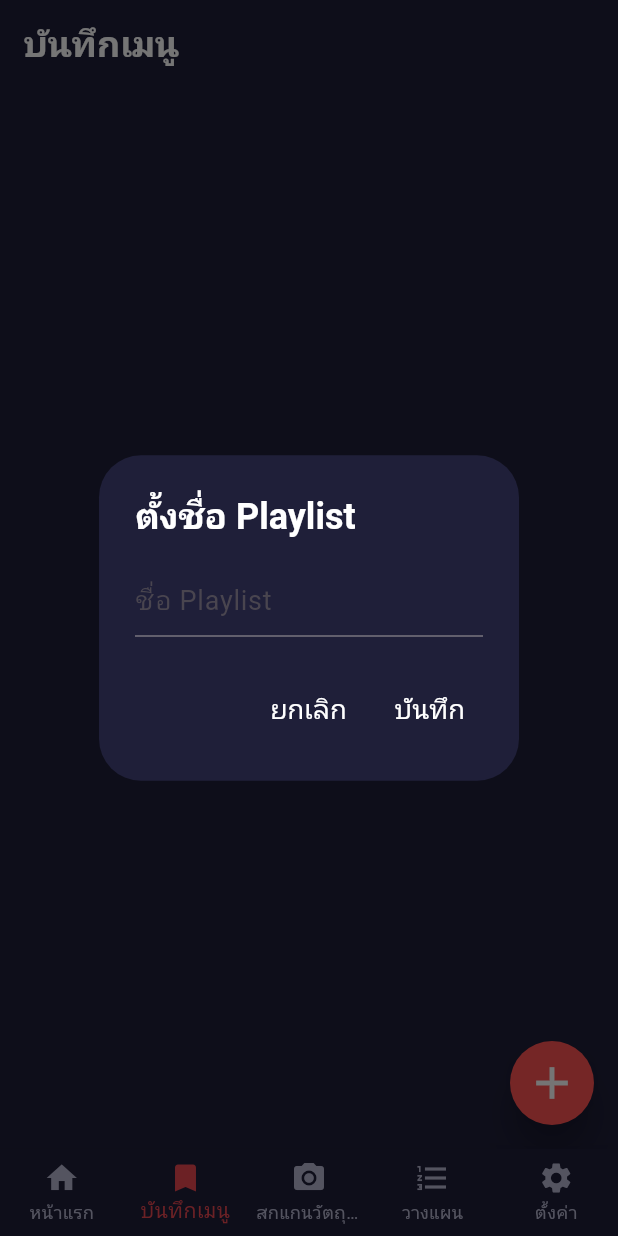
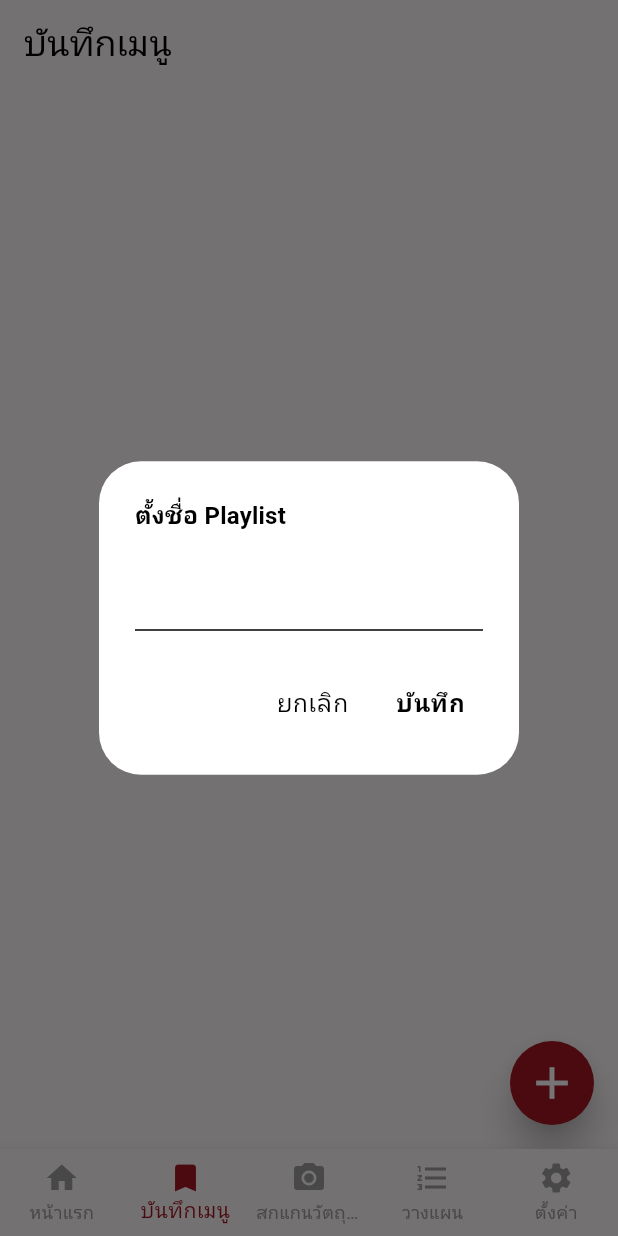
Before and after one commit to droverzz/project_mobile, a Flutter app: the screen it shows after launch, item 2 of the bottom bar chosen, after a tap on the "add" icon, on a phone screen of 412 x 824 dp. Run offline on Flutter 3.47's test engine with Material 3 defaults, Android fonts, the phone set to English and light mode, and no system bars.

Commit message:
feature_theme

```diff
--- /dev/null
+++ b/devtools_options.yaml
@@ -0,0 +1,3 @@
+description: This file stores settings for Dart & Flutter DevTools.
+documentation: https://docs.flutter.dev/tools/devtools/extensions#configure-extension-enablement-states
+extensions:
--- a/lib/main.dart
+++ b/lib/main.dart
@@ -1,4 +1,6 @@
 import 'package:flutter/material.dart';
+import 'package:provider/provider.dart';
+import 'theme/theme_provider.dart';
 import 'screens/home_screen.dart';
 import 'screens/search_camera_screen.dart';
 import 'screens/todo_screen.dart';
@@ -6,14 +8,22 @@
 import 'screens/settings_screen.dart';
 
 void main() {
-  runApp(MyApp());
+  runApp(
+    ChangeNotifierProvider(
+      create: (context) => ThemeProvider(),
+      child: MyApp(),
+    ),
+  );
 }
 
 class MyApp extends StatelessWidget {
   @override
   Widget build(BuildContext context) {
+    final themeProvider = Provider.of<ThemeProvider>(context);
+
     return MaterialApp(
       debugShowCheckedModeBanner: false,
+      theme: themeProvider.theme, // ใช้ theme จาก ThemeProvider
       home: BottomNavScreen(),
     );
   }
@@ -43,18 +53,24 @@
 
   @override
   Widget build(BuildContext context) {
+    final themeProvider = Provider.of<ThemeProvider>(context);
+    final bottomNavTheme = Theme.of(context).bottomNavigationBarTheme;
+
     return Scaffold(
       body: _screens[_selectedIndex],
       bottomNavigationBar: BottomNavigationBar(
         type: BottomNavigationBarType.fixed,
-        backgroundColor: Color(0xFF1F1F39),
-        selectedItemColor: Color(0xFFEC4751),
-        unselectedItemColor: Color(0xFFB8B8D2),
+        backgroundColor: bottomNavTheme.backgroundColor, // ใช้สีจาก ThemeData
+        selectedItemColor: bottomNavTheme.selectedItemColor,
+        unselectedItemColor: bottomNavTheme.unselectedItemColor,
         items: const [
           BottomNavigationBarItem(icon: Icon(Icons.home), label: 'หน้าแรก'),
-          BottomNavigationBarItem(icon: Icon(Icons.bookmark), label: 'บันทึกเมนู'),
-          BottomNavigationBarItem(icon: Icon(Icons.photo_camera), label: 'สกแกนวัตถุดิบ'),
-          BottomNavigationBarItem(icon: Icon(Icons.format_list_numbered), label: 'วางแผน'),
+          BottomNavigationBarItem(
+              icon: Icon(Icons.bookmark), label: 'บันทึกเมนู'),
+          BottomNavigationBarItem(
+              icon: Icon(Icons.photo_camera), label: 'สกแกนวัตถุดิบ'),
+          BottomNavigationBarItem(
+              icon: Icon(Icons.format_list_numbered), label: 'วางแผน'),
           BottomNavigationBarItem(icon: Icon(Icons.settings), label: 'ตั้งค่า'),
         ],
         currentIndex: _selectedIndex,
--- a/lib/screens/book_mark_screen.dart
+++ b/lib/screens/book_mark_screen.dart
@@ -11,26 +11,33 @@ class _BookmarkPageState extends State<BookMarkScreen> {
   List<String> playlists = [];
 
   void _addPlaylist() {
+    final theme = Theme.of(context);
     TextEditingController controller = TextEditingController();
+
     showDialog(
       context: context,
       builder: (context) => AlertDialog(
-        backgroundColor: Color(0xFF1F1F39),
+        backgroundColor:
+            // ignore: deprecated_member_use
+            theme.dialogBackgroundColor,
         title: Text(
           "ตั้งชื่อ Playlist",
-          style: TextStyle(
-              fontSize: 24, fontWeight: FontWeight.bold, color: Colors.white),
+          style: theme.textTheme.titleMedium
+              ?.copyWith(fontWeight: FontWeight.bold),
         ),
         content: TextField(
           controller: controller,
-          style: TextStyle(fontSize: 18, color: Colors.white),
-          decoration: InputDecoration(hintText: "ชื่อ Playlist"),
+          style: theme.textTheme.bodyLarge,
+          decoration: InputDecoration(
+            hintText: "ชื่อ Playlist",
+            hintStyle:
+                theme.textTheme.bodyMedium?.copyWith(color: Colors.white54),
+          ),
         ),
         actions: [
           TextButton(
             onPressed: () => Navigator.pop(context),
-            child: Text("ยกเลิก",
-                style: TextStyle(fontSize: 18, color: Colors.white)),
+            child: Text("ยกเลิก", style: theme.textTheme.bodyLarge),
           ),
           TextButton(
             onPressed: () {
@@ -40,7 +47,8 @@ class _BookmarkPageState extends State<BookMarkScreen> {
               }
             },
             child: Text("บันทึก",
-                style: TextStyle(fontSize: 18, color: Colors.white)),
+                style: theme.textTheme.bodyLarge
+                    ?.copyWith(fontWeight: FontWeight.bold)),
           ),
         ],
       ),
@@ -48,31 +56,33 @@ class _BookmarkPageState extends State<BookMarkScreen> {
   }
 
   void _editPlaylist(int index) {
+    final theme = Theme.of(context);
     TextEditingController controller =
         TextEditingController(text: playlists[index]);
+
     showDialog(
       context: context,
       builder: (context) => AlertDialog(
-        backgroundColor: Color(0xFF1F1F39),
+        backgroundColor: theme.dialogBackgroundColor,
         title: Text(
           "แก้ไขชื่อ Playlist",
-          style: TextStyle(
-            fontSize: 24,
-            fontWeight: FontWeight.bold,
-            color: Colors.white,
+          style: theme.textTheme.titleMedium
+              ?.copyWith(fontWeight: FontWeight.bold),
+        ),
+        content: TextField(
+          controller: controller,
+          style: theme.textTheme.bodyLarge,
+          decoration: InputDecoration(
+            hintText: "ชื่อ Playlist",
+            hintStyle:
+                theme.textTheme.bodyMedium?.copyWith(color: Colors.white54),
           ),
         ),
-        content: TextField(
-            controller: controller,
-            style: TextStyle(fontSize: 18, color: Colors.white),
-            decoration: InputDecoration(hintText: "ชื่อ Playlist")),
         actions: [
           TextButton(
-              onPressed: () => Navigator.pop(context),
-              child: Text(
-                "ยกเลิก",
-                style: TextStyle(fontSize: 18, color: Colors.white),
-              )),
+            onPressed: () => Navigator.pop(context),
+            child: Text("ยกเลิก", style: theme.textTheme.bodyLarge),
+          ),
           TextButton(
             onPressed: () {
               if (controller.text.isNotEmpty) {
@@ -80,10 +90,9 @@ class _BookmarkPageState extends State<BookMarkScreen> {
                 Navigator.pop(context);
               }
             },
-            child: Text(
-              "บันทึก",
-              style: TextStyle(fontSize: 18, color: Colors.white),
-            ),
+            child: Text("บันทึก",
+                style: theme.textTheme.bodyLarge
+                    ?.copyWith(fontWeight: FontWeight.bold)),
           ),
         ],
       ),
@@ -96,16 +105,17 @@ class _BookmarkPageState extends State<BookMarkScreen> {
 
   @override
   Widget build(BuildContext context) {
+    final theme = Theme.of(context); // ใช้ Theme ของแอป
+
     return Scaffold(
-      backgroundColor: Color(0xFF1F1F39),
+      backgroundColor: theme.scaffoldBackgroundColor, // ใช้สีของ theme
       appBar: AppBar(
-        backgroundColor: Colors.transparent,
+        backgroundColor: theme.appBarTheme.backgroundColor, // ใช้สี app bar
         elevation: 0,
-        title: Text("บันทึกเมนู",
-            style: TextStyle(
-                fontSize: 24,
-                fontWeight: FontWeight.bold,
-                color: Colors.white)),
+        title: Text(
+          "บันทึกเมนู",
+          style: theme.textTheme.headlineSmall, // ใช้ theme text
+        ),
         centerTitle: false,
       ),
       body: Padding(
@@ -115,11 +125,16 @@ class _BookmarkPageState extends State<BookMarkScreen> {
                 child: Column(
                   mainAxisAlignment: MainAxisAlignment.center,
                   children: [
-                    Text('ไม่มีรายการบันทึก',
-                        style: TextStyle(fontSize: 20, color: Colors.white)),
+                    Text(
+                      'ไม่มีรายการบันทึก',
+                      style: theme.textTheme.bodyLarge, // ใช้ text theme
+                    ),
                     SizedBox(height: 8),
-                    Text('คุณยังไม่ได้บันทึกรายการอาหาร',
-                        style: TextStyle(fontSize: 16, color: Colors.grey)),
+                    Text(
+                      'คุณยังไม่ได้บันทึกรายการอาหาร',
+                      style: theme.textTheme.bodyMedium
+                          ?.copyWith(color: theme.hintColor),
+                    ),
                   ],
                 ),
               )
@@ -135,7 +150,7 @@ class _BookmarkPageState extends State<BookMarkScreen> {
                   return Container(
                     padding: EdgeInsets.all(8),
                     decoration: BoxDecoration(
-                      color: Colors.grey[300],
+                      color: theme.cardColor, // ใช้สีจาก theme
                       borderRadius: BorderRadius.circular(10),
                     ),
                     child: Stack(
@@ -143,17 +158,16 @@ class _BookmarkPageState extends State<BookMarkScreen> {
                         Center(
                           child: Text(
                             playlists[index],
-                            style: TextStyle(
-                                fontSize: 16, fontWeight: FontWeight.bold),
+                            style: theme.textTheme.bodyLarge
+                                ?.copyWith(fontWeight: FontWeight.bold),
                             textAlign: TextAlign.center,
                           ),
                         ),
                         Positioned(
                           right: 5,
                           top: 5,
-                          // หมุน 90 องศา
                           child: PopupMenuButton<String>(
-                            color: Color(0xFF363636),
+                            color: theme.cardColor, // ใช้สีจาก theme
                             onSelected: (value) {
                               if (value == "edit") _editPlaylist(index);
                               if (value == "delete") _deletePlaylist(index);
@@ -164,15 +178,10 @@ class _BookmarkPageState extends State<BookMarkScreen> {
                                 child: Row(
                                   children: [
                                     Icon(Icons.edit,
-                                        color: Colors.white,
-                                        size: 20), // ไอคอนแก้ไข
-                                    SizedBox(
-                                        width:
-                                            8), // ระยะห่างระหว่างไอคอนกับข้อความ
-                                    Text(
-                                      "แก้ไขชื่อ",
-                                      style: TextStyle(color: Colors.white),
-                                    ),
+                                        color: theme.iconTheme.color, size: 20),
+                                    SizedBox(width: 8),
+                                    Text("แก้ไขชื่อ",
+                                        style: theme.textTheme.bodyMedium),
                                   ],
                                 ),
                               ),
@@ -181,42 +190,16 @@ class _BookmarkPageState extends State<BookMarkScreen> {
                                 child: Row(
                                   children: [
                                     Icon(Icons.delete,
-                                        color: Colors.white,
-                                        size: 20), // ไอคอนลบ
-                                    SizedBox(
-                                        width:
-                                            8), // ระยะห่างระหว่างไอคอนกับข้อความ
-                                    Text(
-                                      "ลบ",
-                                      style: TextStyle(color: Colors.white),
-                                    ),
+                                        color: theme.iconTheme.color, size: 20),
+                                    SizedBox(width: 8),
+                                    Text("ลบ",
+                                        style: theme.textTheme.bodyMedium),
                                   ],
                                 ),
                               ),
                             ],
-                            icon: Icon(Icons.more_vert, color: Colors.black),
-                          ),
-                        ),
-                        Positioned(
-                          right: 5,
-                          bottom: 5,
-                          child: Container(
-                            padding: EdgeInsets.symmetric(
-                                horizontal: 8, vertical: 4),
-                            decoration: BoxDecoration(
-                              color: Colors.black,
-                              borderRadius: BorderRadius.circular(5),
-                            ),
-                            child: Row(
-                              mainAxisSize: MainAxisSize.min,
-                              children: [
-                                Icon(Icons.list, color: Colors.white, size: 18),
-                                SizedBox(width: 4),
-                                Text("0",
-                                    style: TextStyle(
-                                        color: Colors.white, fontSize: 16)),
-                              ],
-                            ),
+                            icon: Icon(Icons.more_vert,
+                                color: theme.iconTheme.color),
                           ),
                         ),
                       ],
@@ -229,8 +212,8 @@ class _BookmarkPageState extends State<BookMarkScreen> {
         onPressed: _addPlaylist,
         shape: CircleBorder(),
         elevation: 10,
-        backgroundColor: Colors.redAccent,
-        child: Icon(Icons.add, color: Colors.white, size: 36),
+        backgroundColor: theme.primaryColor, // ใช้สี primary จาก theme
+        child: Icon(Icons.add, color: theme.colorScheme.onPrimary, size: 36),
       ),
     );
   }
--- a/lib/screens/home_screen.dart
+++ b/lib/screens/home_screen.dart
@@ -3,18 +3,16 @@ import 'package:flutter/material.dart';
 class HomeScreen extends StatelessWidget {
   @override
   Widget build(BuildContext context) {
+    final theme = Theme.of(context);
+
     return Scaffold(
-      backgroundColor: Color(0xFF1F1F39),
+      backgroundColor: theme.scaffoldBackgroundColor,
       appBar: AppBar(
-        backgroundColor: Colors.transparent,
+        backgroundColor: theme.appBarTheme.backgroundColor,
         elevation: 0,
         title: Text(
           'หน้าแรก',
-          style: TextStyle(
-            fontSize: 24,
-            fontWeight: FontWeight.bold,
-            color: Colors.white,
-          ),
+          style: theme.textTheme.headlineSmall, // ใช้ theme text
         ),
         centerTitle: false,
       ),
@@ -23,19 +21,19 @@ class HomeScreen extends StatelessWidget {
         child: Column(
           crossAxisAlignment: CrossAxisAlignment.start,
           children: [
-            // 🔎 Search Bar
+            // Search Bar
             Container(
               decoration: BoxDecoration(
-                color: Color(0xFF2F2F4F),
+                color: theme.cardColor, // ใช้สีของ theme
                 borderRadius: BorderRadius.circular(12),
               ),
               child: TextField(
-                style: TextStyle(color: Colors.white),
+                style: theme.textTheme.bodyLarge,
                 decoration: InputDecoration(
                   hintText: 'ค้นหาด้วยวัตถุดิบ',
-                  hintStyle: TextStyle(color: Colors.white54),
-                  prefixIcon: Icon(Icons.search, color: Colors.white),
-                  suffixIcon: Icon(Icons.filter_list, color: Colors.white),
+                  hintStyle: theme.textTheme.bodyMedium?.copyWith(color: Colors.white54),
+                  prefixIcon: Icon(Icons.search, color: theme.iconTheme.color),
+                  suffixIcon: Icon(Icons.filter_list, color: theme.iconTheme.color),
                   border: InputBorder.none,
                   contentPadding: EdgeInsets.all(16),
                 ),
@@ -43,29 +41,26 @@ class HomeScreen extends StatelessWidget {
             ),
             SizedBox(height: 20),
 
-            // 🍽 เมนูมาแรงวันนี้
+            // เมนูมาแรงวันนี้
             Text(
               'เมนูมาแรง วันนี้',
-              style: TextStyle(
-                  fontSize: 18,
-                  fontWeight: FontWeight.bold,
-                  color: Colors.white),
+              style: theme.textTheme.titleMedium,
             ),
             SizedBox(height: 10),
 
             Row(
               mainAxisAlignment: MainAxisAlignment.spaceBetween,
               children: [
-                _buildMenuCard('หมูชิ้น'),
-                _buildMenuCard('ปลาซาบะ'),
+                _buildMenuCard(context, 'หมูชิ้น'),
+                _buildMenuCard(context, 'ปลาซาบะ'),
               ],
             ),
             SizedBox(height: 10),
             Row(
               mainAxisAlignment: MainAxisAlignment.spaceBetween,
               children: [
-                _buildMenuCard('ไข่เป็ด'),
-                _buildMenuCard('ผักโขม'),
+                _buildMenuCard(context, 'ไข่เป็ด'),
+                _buildMenuCard(context, 'ผักโขม'),
               ],
             ),
             SizedBox(height: 20),
@@ -73,15 +68,12 @@ class HomeScreen extends StatelessWidget {
             // รายการค้นหาล่าสุด
             Text(
               'รายการค้นหาล่าสุด',
-              style: TextStyle(
-                  fontSize: 18,
-                  fontWeight: FontWeight.bold,
-                  color: Colors.white),
+              style: theme.textTheme.titleMedium,
             ),
             SizedBox(height: 10),
 
-            _buildRecentSearch('ปีกไก่', '3 วันที่แล้ว'),
-            _buildRecentSearch('หมู, กระเทียม', '21 ม.ค. 2025'),
+            _buildRecentSearch(context, 'ปีกไก่', '3 วันที่แล้ว'),
+            _buildRecentSearch(context, 'หมู, กระเทียม', '21 ม.ค. 2025'),
           ],
         ),
       ),
@@ -89,13 +81,14 @@ class HomeScreen extends StatelessWidget {
   }
 
   // สำหรับการ์ดเมนู
-  Widget _buildMenuCard(String title) {
+  Widget _buildMenuCard(BuildContext context, String title) {
+    final theme = Theme.of(context);
     return Expanded(
       child: Container(
         height: 80,
         margin: EdgeInsets.symmetric(horizontal: 5),
         decoration: BoxDecoration(
-          color: Colors.grey[400], // สี placeholder
+          color: theme.cardColor, // ใช้ theme card color
           borderRadius: BorderRadius.circular(12),
         ),
         child: Align(
@@ -105,13 +98,12 @@ class HomeScreen extends StatelessWidget {
             child: Container(
               padding: EdgeInsets.symmetric(horizontal: 8, vertical: 4),
               decoration: BoxDecoration(
-                color: Colors.pink[100],
+                color: theme.primaryColorLight, // ใช้สีอ่อนของ primary color
                 borderRadius: BorderRadius.circular(8),
               ),
               child: Text(
                 title,
-                style: TextStyle(
-                    color: Colors.red[800], fontWeight: FontWeight.bold),
+                style: theme.textTheme.bodyLarge?.copyWith(color: theme.primaryColorDark, fontWeight: FontWeight.bold),
               ),
             ),
           ),
@@ -121,12 +113,13 @@ class HomeScreen extends StatelessWidget {
   }
 
   // รายการค้นหาล่าสุด
-  Widget _buildRecentSearch(String title, String date) {
+  Widget _buildRecentSearch(BuildContext context, String title, String date) {
+    final theme = Theme.of(context);
     return Container(
       margin: EdgeInsets.only(bottom: 10),
       padding: EdgeInsets.all(12),
       decoration: BoxDecoration(
-        color: Color(0xFF2F2F4F),
+        color: theme.cardColor, // ใช้สีของ theme
         borderRadius: BorderRadius.circular(12),
       ),
       child: Row(
@@ -135,7 +128,7 @@ class HomeScreen extends StatelessWidget {
             width: 50,
             height: 50,
             decoration: BoxDecoration(
-              color: Colors.grey[400], // สี placeholder
+              color: theme.primaryColorLight, // ใช้สี primary
               borderRadius: BorderRadius.circular(8),
             ),
           ),
@@ -145,14 +138,11 @@ class HomeScreen extends StatelessWidget {
             children: [
               Text(
                 title,
-                style: TextStyle(
-                    fontSize: 16,
-                    fontWeight: FontWeight.bold,
-                    color: Colors.white),
+                style: theme.textTheme.bodyLarge?.copyWith(fontWeight: FontWeight.bold),
               ),
               Text(
                 date,
-                style: TextStyle(fontSize: 14, color: Colors.white54),
+                style: theme.textTheme.bodyMedium?.copyWith(color: Colors.white54),
               ),
             ],
           ),
--- /dev/null
+++ b/lib/theme/app_theme.dart
@@ -0,0 +1,75 @@
+import 'package:flutter/material.dart';
+
+// Light Theme
+final ThemeData lightTheme = ThemeData(
+  brightness: Brightness.light,
+  colorScheme: ColorScheme.light(
+    primary: Color(0xFFA31621),
+    secondary: Color(0xFFEC4751),
+    // background: Color(0xFFFCF7F8),
+    surface: Colors.white,
+    onPrimary: Colors.white,
+    onSecondary: Colors.white,
+    onSurface: Colors.black,
+  ),
+  scaffoldBackgroundColor: Color(0xFFFCF7F8),
+  appBarTheme: AppBarTheme(
+    backgroundColor: Color(0xFFFCF7F8),
+    iconTheme: IconThemeData(color: Colors.black),
+  ),
+  bottomNavigationBarTheme: BottomNavigationBarThemeData(
+    backgroundColor: Color(0xFFFCF7F8),
+    selectedItemColor: Color(0xFFA31621),
+    unselectedItemColor: Colors.grey,
+  ),
+  textTheme: TextTheme(
+    displayLarge: TextStyle(fontSize: 24, fontWeight: FontWeight.bold, color: Colors.black),
+    titleLarge: TextStyle(fontSize: 20, fontWeight: FontWeight.w600, color: Colors.black),
+    bodyLarge: TextStyle(fontSize: 16, color: Colors.black),
+    bodyMedium: TextStyle(fontSize: 14, color: Colors.black),
+  ),
+  cardTheme: CardTheme(
+    color: Colors.white,
+    shadowColor: Colors.grey[300],
+  ),
+  dialogTheme: DialogTheme(
+    backgroundColor: Colors.white,
+  ),
+);
+
+// Dark Theme
+final ThemeData darkTheme = ThemeData(
+  brightness: Brightness.dark,
+  colorScheme: ColorScheme.dark(
+    primary: Color(0xFF1F1F39),
+    secondary: Color(0xFFEC4751),
+    // background: Color(0xFF1F1F39),
+    surface: Color(0xFF2A2A48),
+    onPrimary: Colors.white,
+    onSecondary: Colors.white,
+    onSurface: Colors.white,
+  ),
+  scaffoldBackgroundColor: Color(0xFF1F1F39),
+  appBarTheme: AppBarTheme(
+    backgroundColor: Color(0xFF1F1F39),
+    iconTheme: IconThemeData(color: Colors.white),
+  ),
+  bottomNavigationBarTheme: BottomNavigationBarThemeData(
+    backgroundColor: Color(0xFF1F1F39),
+    selectedItemColor: Color(0xFFEC4751),
+    unselectedItemColor: Colors.grey,
+  ),
+  textTheme: TextTheme(
+    displayLarge: TextStyle(fontSize: 24, fontWeight: FontWeight.bold, color: Colors.white),
+    titleLarge: TextStyle(fontSize: 20, fontWeight: FontWeight.w600, color: Colors.white),
+    bodyLarge: TextStyle(fontSize: 16, color: Colors.white),
+    bodyMedium: TextStyle(fontSize: 14, color: Colors.white),
+  ),
+  cardTheme: CardTheme(
+    color: Color(0xFF2A2A48),
+    shadowColor: Colors.black54,
+  ),
+  dialogTheme: DialogTheme(
+    backgroundColor: Color(0xFF2A2A48),
+  ),
+);
--- /dev/null
+++ b/lib/theme/theme_provider.dart
@@ -0,0 +1,16 @@
+import 'package:flutter/material.dart';
+import 'app_theme.dart';
+
+class ThemeProvider with ChangeNotifier {
+  ThemeData _currentTheme = lightTheme;
+  bool _isDarkMode = false;
+
+  ThemeData get theme => _currentTheme;
+  bool get isDarkMode => _isDarkMode;
+
+  void toggleTheme() {
+    _isDarkMode = !_isDarkMode;
+    _currentTheme = _isDarkMode ? darkTheme : lightTheme;
+    notifyListeners();
+  }
+}
--- a/pubspec.yaml
+++ b/pubspec.yaml
@@ -34,6 +34,7 @@ dependencies:
   # The following adds the Cupertino Icons font to your application.
   # Use with the CupertinoIcons class for iOS style icons.
   cupertino_icons: ^1.0.8
+  provider: ^6.1.2
 
 dev_dependencies:
   flutter_test:
```
Also changed, not shown: lib/screens/settings_screen.dart (+25 -30 lines), lib/screens/todo_screen.dart (+29 -55 lines), pubspec.lock, 1 other file.
